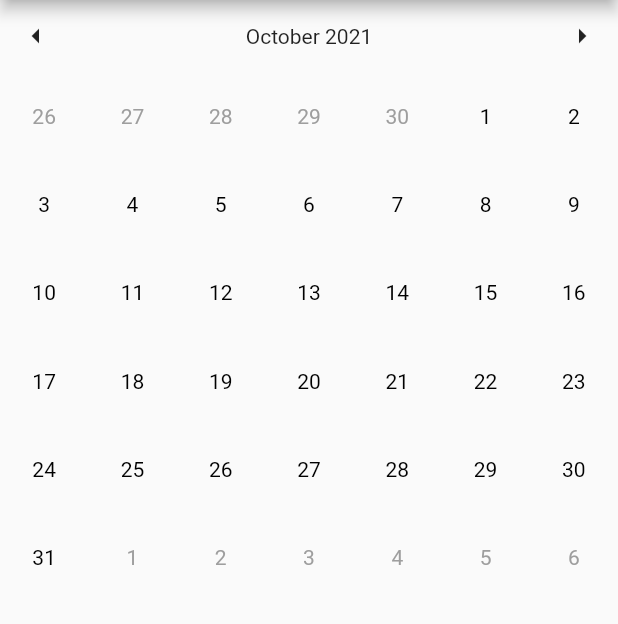
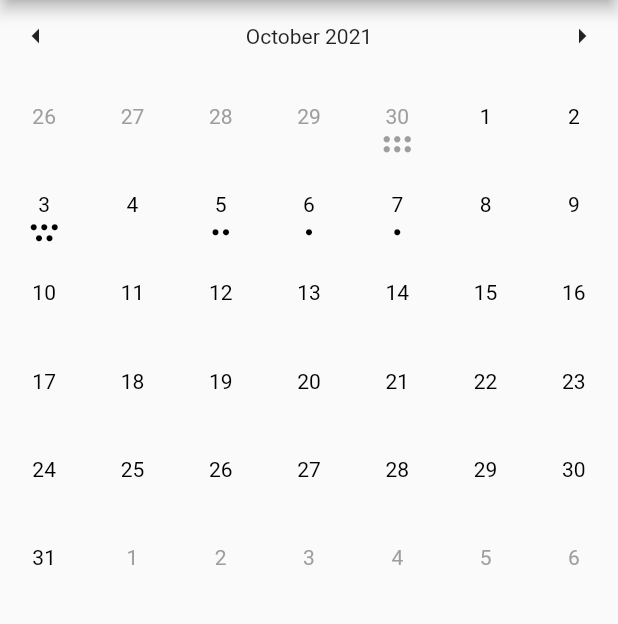
Before and after one commit to Aelerinya/the-gay-agenda, a Flutter app: the screen it shows after launch, on a phone screen of 412 x 824 dp, the part 84-708 px from its top. Run offline on Flutter 3.47's test engine with Material 2 defaults, Android fonts, the light colour scheme and no system bars.

Commit message:
feat: Show dots for each events happening on a day

```diff
--- a/lib/screens/home_screen.dart
+++ b/lib/screens/home_screen.dart
@@ -1,6 +1,7 @@
 import 'package:flutter/material.dart';
 import 'package:flutter/widgets.dart';
 import 'package:the_gay_agenda/widgets/month_view.dart';
+import 'package:the_gay_agenda/constants/example_events.dart';
 
 class HomeScreen extends StatelessWidget {
   const HomeScreen({Key? key}) : super(key: key);
@@ -11,7 +12,7 @@ class HomeScreen extends StatelessWidget {
       appBar: AppBar(
         title: const Text("The Gay Agenda"),
       ),
-      body: const MonthView(),
+      body: MonthView(events: exampleEvents),
     );
   }
 }
--- a/lib/widgets/month_view.dart
+++ b/lib/widgets/month_view.dart
@@ -1,33 +1,71 @@
 import 'package:flutter/material.dart';
 import 'package:flutter/widgets.dart';
+import 'package:the_gay_agenda/services/events.dart';
 import 'package:the_gay_agenda/utils/datetime_helpers.dart';
 
 class MonthView extends StatefulWidget {
-  const MonthView({Key? key}) : super(key: key);
+  final List<Event> events;
+
+  const MonthView({required this.events, Key? key}) : super(key: key);
 
   @override
   _MonthViewState createState() => _MonthViewState();
 }
 
+class DateAndEvents {
+  final DateTime date;
+  final List<Event> events;
+
+  DateAndEvents({required this.date, required this.events});
+}
+
 class _MonthViewState extends State<MonthView> {
   DateTime _month = DateTime.now();
 
-  Iterable<DateTime> getAllDisplayedDays() {
+  Iterable<DateAndEvents> getAllDisplayedDaysAndEvents() {
     final intl = MaterialLocalizations.of(context);
     final firstDay = getStartOfFirstWeekOfMonth(_month,
         firstDayOfWeekIndex: intl.firstDayOfWeekIndex);
     final lastDay = getEndOfLastWeekOfMonth(_month,
         firstDayOfWeekIndex: intl.firstDayOfWeekIndex);
 
-    return getAllDatesInRange(firstDay, lastDay);
+    return getAllDatesInRange(firstDay, lastDay).map((d) => DateAndEvents(
+        date: d,
+        events:
+            widget.events.where((event) => event.happensOnDay(d)).toList()));
   }
 
-  Widget dayNumber(DateTime date) => Center(
-          child: Text(
+  Widget dayNumber({required DateTime date, required List<Event> events}) {
+    final color = date.month == _month.month ? Colors.black : Colors.grey;
+    final eventBullet = Padding(
+        padding: EdgeInsets.all(1),
+        child: Icon(
+          Icons.circle,
+          size: 5,
+          color: color,
+        ));
+    return Column(children: [
+      const Spacer(),
+      Text(
         "${date.day}",
-        style: TextStyle(
-            color: date.month == _month.month ? Colors.black : Colors.grey),
-      ));
+        style: TextStyle(color: color),
+      ),
+      Expanded(
+          child: Column(
+        mainAxisAlignment: MainAxisAlignment.center,
+        children: [
+          Row(
+              mainAxisAlignment: MainAxisAlignment.center,
+              children: List.generate(
+                  events.length.clamp(0, 3), (index) => eventBullet)),
+          Row(
+              mainAxisAlignment: MainAxisAlignment.center,
+              children: List.generate(
+                  (events.length - 3).clamp(0, 3), (index) => eventBullet))
+        ],
+      ))
+    ]);
+  }
 
   @override
   Widget build(BuildContext context) {
@@ -56,7 +94,9 @@ class _MonthViewState extends State<MonthView> {
       GridView.count(
         shrinkWrap: true,
         crossAxisCount: 7,
-        children: getAllDisplayedDays().map((e) => dayNumber(e)).toList(),
+        children: getAllDisplayedDaysAndEvents()
+            .map((v) => dayNumber(date: v.date, events: v.events))
+            .toList(),
       )
     ]);
   }
```
